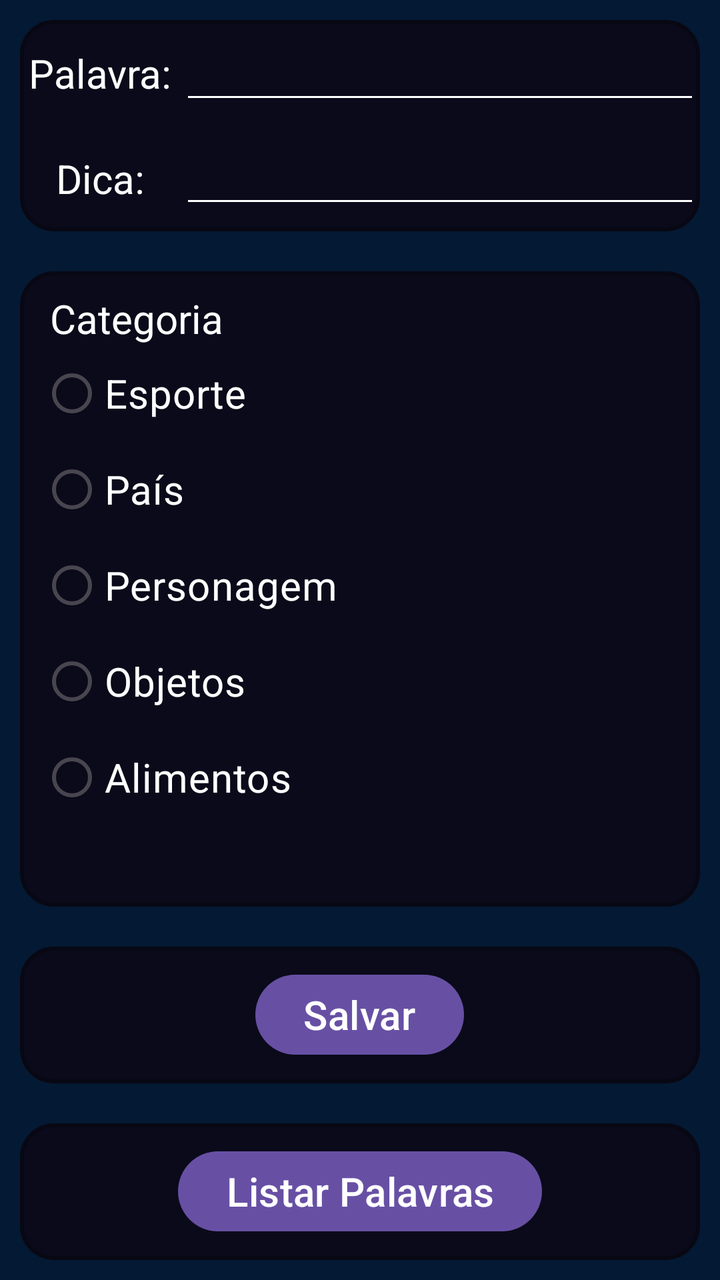
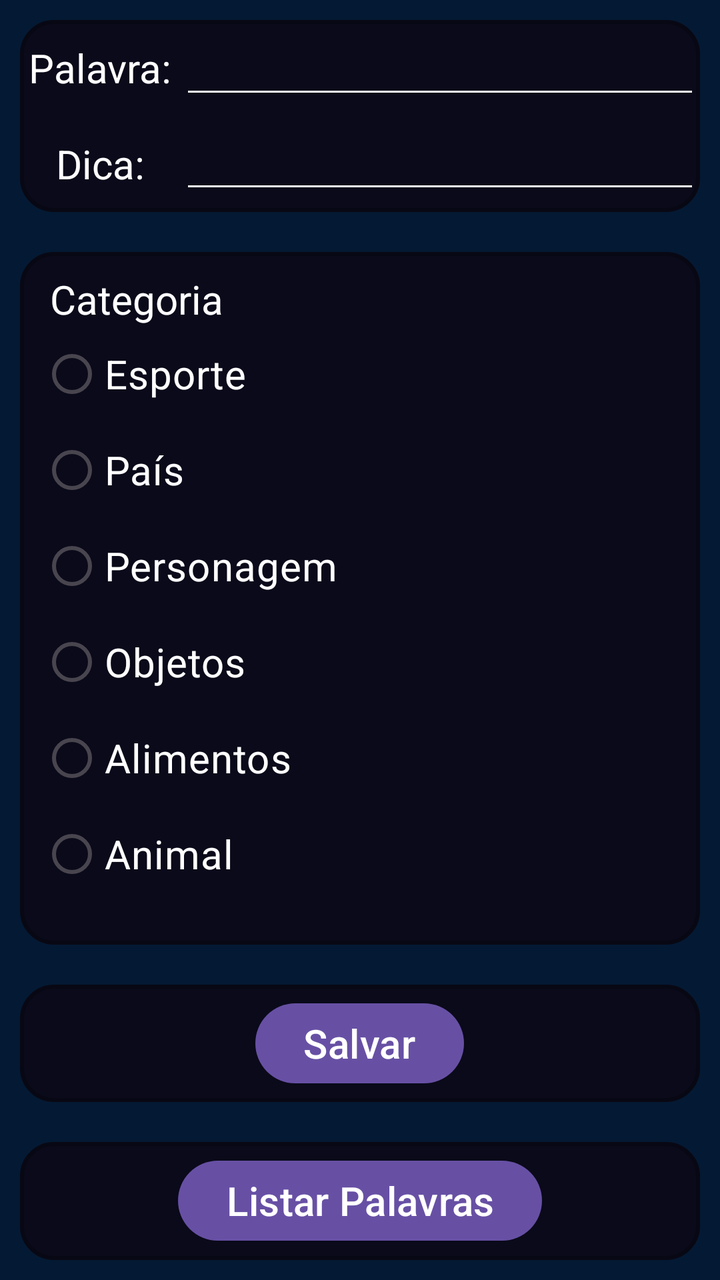

Before-and-after screenshots of an Android layout around one commit, followed by the original layout XML and the change that was made.
<!-- AndroidManifest.xml: application theme Theme.Forca_Integrado -->
<!-- res/layout/activity_tela_cadastro.xml -->
<?xml version="1.0" encoding="utf-8"?>
<LinearLayout xmlns:android="http://schemas.android.com/apk/res/android"
    xmlns:app="http://schemas.android.com/apk/res-auto"
    xmlns:tools="http://schemas.android.com/tools"
    android:id="@+id/main"
    android:layout_width="match_parent"
    android:layout_height="match_parent"
    android:background="#041933"
    android:orientation="vertical"
    tools:context=".TelaCadastro">

    <LinearLayout
        android:layout_width="match_parent"
        android:layout_height="wrap_content"
        android:layout_margin="10dp"
        android:layout_weight="0.2"
        android:background="@drawable/borda"
        android:gravity="center"
        android:orientation="vertical">

        <LinearLayout
            android:layout_width="match_parent"
            android:layout_height="match_parent"
            android:layout_weight="0.5"
            android:orientation="horizontal">

            <TextView
                android:id="@+id/textView5"
                android:layout_width="60dp"
                android:layout_height="match_parent"
                android:layout_weight="0.25"
                android:gravity="center"
                android:text="Palavra:"
                android:textColor="#FFFFFF"
                android:textSize="20sp" />

            <EditText
                android:id="@+id/textPalavra"
                android:layout_width="200dp"
                android:layout_height="wrap_content"
                android:layout_weight="0.75"
                android:backgroundTint="#FFFFFF"
                android:drawableTint="#D71111"
                android:ems="10"
                android:inputType="text"
                android:textColor="#FFFFFF"
                android:textSize="20sp" />
        </LinearLayout>

        <LinearLayout
            android:layout_width="match_parent"
            android:layout_height="match_parent"
            android:layout_weight="0.5"
            android:orientation="horizontal">

            <TextView
                android:id="@+id/textView8"
                android:layout_width="60dp"
                android:layout_height="match_parent"
                android:layout_weight="0.25"
                android:gravity="center"
                android:text="Dica:"
                android:textColor="#FDFDFD"
                android:textSize="20sp" />

            <EditText
                android:id="@+id/editTextDica"
                android:layout_width="200dp"
                android:layout_height="wrap_content"
                android:layout_weight="0.75"
                android:backgroundTint="#FFFEFE"
                android:ems="10"
                android:inputType="text"
                android:textColor="#FFFFFF" />

        </LinearLayout>

    </LinearLayout>

    <LinearLayout
        android:layout_width="match_parent"
        android:layout_height="wrap_content"
        android:layout_margin="10dp"
        android:layout_weight="0.4"
        android:background="@drawable/borda"
        android:gravity="center"
        android:orientation="vertical">

        <TextView
            android:id="@+id/textView7"
            android:layout_width="match_parent"
            android:layout_height="wrap_content"
            android:layout_marginLeft="10dp"
            android:layout_marginTop="10dp"
            android:text="Categoria"
            android:textColor="#FFFFFF"
            android:textSize="20sp" />

        <RadioGroup
            android:id="@+id/id_grupo"
            android:layout_width="match_parent"
            android:layout_height="match_parent">

            <RadioButton
                android:id="@+id/radioButton"
                android:layout_width="match_parent"
                android:layout_height="wrap_content"
                android:layout_marginLeft="10dp"
                android:text="Esporte"
                android:textColor="#FFFFFF"
                android:textSize="20sp" />

            <RadioButton
                android:id="@+id/radioButton2"
                android:layout_width="match_parent"
                android:layout_height="wrap_content"
                android:layout_marginLeft="10dp"
                android:text="País"
                android:textColor="#FFFFFF"
                android:textSize="20sp" />

            <RadioButton
                android:id="@+id/radioButton3"
                android:layout_width="match_parent"
                android:layout_height="wrap_content"
                android:layout_marginLeft="10dp"
                android:text="Personagem"
                android:textColor="#FFFFFF"
                android:textSize="20sp" />

            <RadioButton
                android:id="@+id/radioButton4"
                android:layout_width="match_parent"
                android:layout_height="wrap_content"
                android:layout_marginLeft="10dp"
                android:text="Objetos"
                android:textColor="#FFFFFF"
                android:textSize="20sp" />

            <RadioButton
                android:id="@+id/radioButton5"
                android:layout_width="match_parent"
                android:layout_height="wrap_content"
                android:layout_marginLeft="10dp"
                android:text="Alimentos"
                android:textColor="#FFFFFF"
                android:textSize="20sp" />
        </RadioGroup>

    </LinearLayout>

    <LinearLayout
        android:layout_width="match_parent"
        android:layout_height="wrap_content"
        android:layout_margin="10dp"
        android:layout_weight="0.2"
        android:background="@drawable/borda"
        android:gravity="center"
        android:orientation="vertical">

        <Button
            android:id="@+id/button2"
            android:layout_width="wrap_content"
            android:layout_height="wrap_content"
            android:text="Salvar"
            android:textSize="20sp" />
    </LinearLayout>

    <LinearLayout
        android:layout_width="match_parent"
        android:layout_height="wrap_content"
        android:layout_margin="10dp"
        android:layout_weight="0.2"
        android:background="@drawable/borda"
        android:gravity="center"
        android:orientation="vertical">

        <Button
            android:id="@+id/button3"
            android:layout_width="wrap_content"
            android:layout_height="wrap_content"
            android:text="Listar Palavras"
            android:textSize="20sp" />
    </LinearLayout>
</LinearLayout>
<!-- resources referenced by this layout -->
<resources>
  <!-- drawable borda (drawable) -->
  <?xml version="1.0" encoding="utf-8"?>
  <shape xmlns:android="http://schemas.android.com/apk/res/android">
          
      <solid android:color="#0A0A1A"/>
          
      <corners android:radius="16dp"/>
          
      <stroke
          android:width="2dp"
          android:color="#080814"/>
  </shape>
  <style name="Theme.Forca_Integrado" parent="Base.Theme.Forca_Integrado" />
  <style name="Base.Theme.Forca_Integrado" parent="Theme.Material3.DayNight.NoActionBar">
          
          
      </style>
</resources>

<!-- the commit's change to res/layout/activity_tela_cadastro.xml (unified diff, before → after) -->
@@ -145,6 +145,16 @@
                 android:text="Alimentos"
                 android:textColor="#FFFFFF"
                 android:textSize="20sp" />
+
+            <RadioButton
+                android:id="@+id/radioButton6"
+                android:layout_width="match_parent"
+                android:layout_height="wrap_content"
+                android:layout_marginLeft="10dp"
+                android:text="Animal"
+                android:textColor="#FFFFFF"
+                android:textSize="20sp" />
+
         </RadioGroup>
 
     </LinearLayout>
